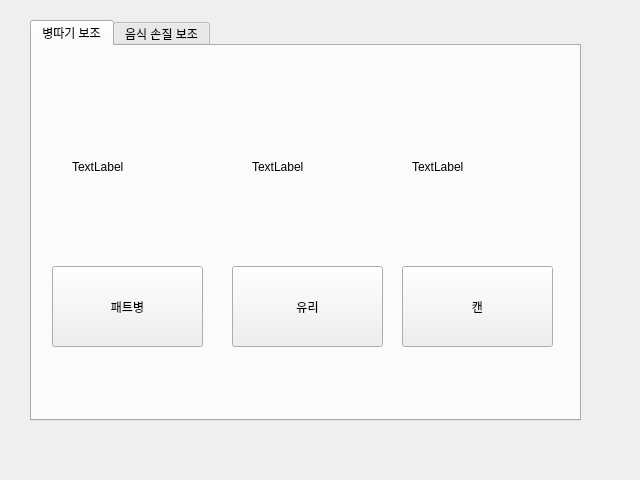
Before: the Qt Designer form resource/one_hand_plus_ui.ui in GooMinjae/One_Hand_Plus, drawn with Qt 5.
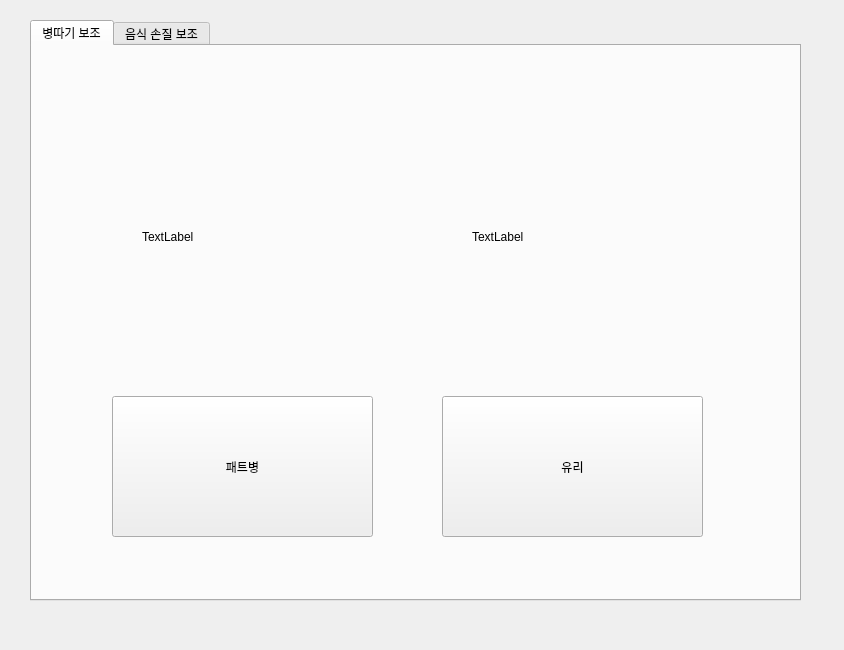
After: the same form once the commit is applied.

The edit to the form file:
```diff
--- a/resource/one_hand_plus_ui.ui
+++ b/resource/one_hand_plus_ui.ui
@@ -6,8 +6,8 @@
    <rect>
     <x>0</x>
     <y>0</y>
-    <width>640</width>
-    <height>480</height>
+    <width>844</width>
+    <height>650</height>
    </rect>
   </property>
   <property name="windowTitle">
@@ -18,8 +18,8 @@
     <rect>
      <x>30</x>
      <y>20</y>
-     <width>551</width>
-     <height>401</height>
+     <width>771</width>
+     <height>581</height>
     </rect>
    </property>
    <property name="currentIndex">
@@ -29,26 +29,13 @@
     <attribute name="title">
      <string>병따기 보조</string>
     </attribute>
-    <widget class="QPushButton" name="pushButton">
-     <property name="geometry">
-      <rect>
-       <x>370</x>
-       <y>220</y>
-       <width>151</width>
-       <height>81</height>
-      </rect>
-     </property>
-     <property name="text">
-      <string>캔</string>
-     </property>
-    </widget>
     <widget class="QPushButton" name="glass_btn">
      <property name="geometry">
       <rect>
-       <x>200</x>
-       <y>220</y>
-       <width>151</width>
-       <height>81</height>
+       <x>410</x>
+       <y>350</y>
+       <width>261</width>
+       <height>141</height>
       </rect>
      </property>
      <property name="text">
@@ -58,10 +45,10 @@
     <widget class="QPushButton" name="plastic_bottle_btn">
      <property name="geometry">
       <rect>
-       <x>20</x>
-       <y>220</y>
-       <width>151</width>
-       <height>81</height>
+       <x>80</x>
+       <y>350</y>
+       <width>261</width>
+       <height>141</height>
       </rect>
      </property>
      <property name="text">
@@ -71,10 +58,10 @@
     <widget class="QLabel" name="plastic_bottle_img">
      <property name="geometry">
       <rect>
-       <x>40</x>
-       <y>40</y>
-       <width>121</width>
-       <height>161</height>
+       <x>110</x>
+       <y>50</y>
+       <width>201</width>
+       <height>281</height>
       </rect>
      </property>
      <property name="text">
@@ -84,23 +71,10 @@
     <widget class="QLabel" name="glass_img">
      <property name="geometry">
       <rect>
-       <x>220</x>
-       <y>40</y>
-       <width>121</width>
-       <height>161</height>
-      </rect>
-     </property>
-     <property name="text">
-      <string>TextLabel</string>
-     </property>
-    </widget>
-    <widget class="QLabel" name="label_3">
-     <property name="geometry">
-      <rect>
-       <x>380</x>
-       <y>40</y>
-       <width>121</width>
-       <height>161</height>
+       <x>440</x>
+       <y>50</y>
+       <width>201</width>
+       <height>281</height>
       </rect>
      </property>
      <property name="text">
```
Left out of the diff: 28 changed lines with no effect on the pictures.
